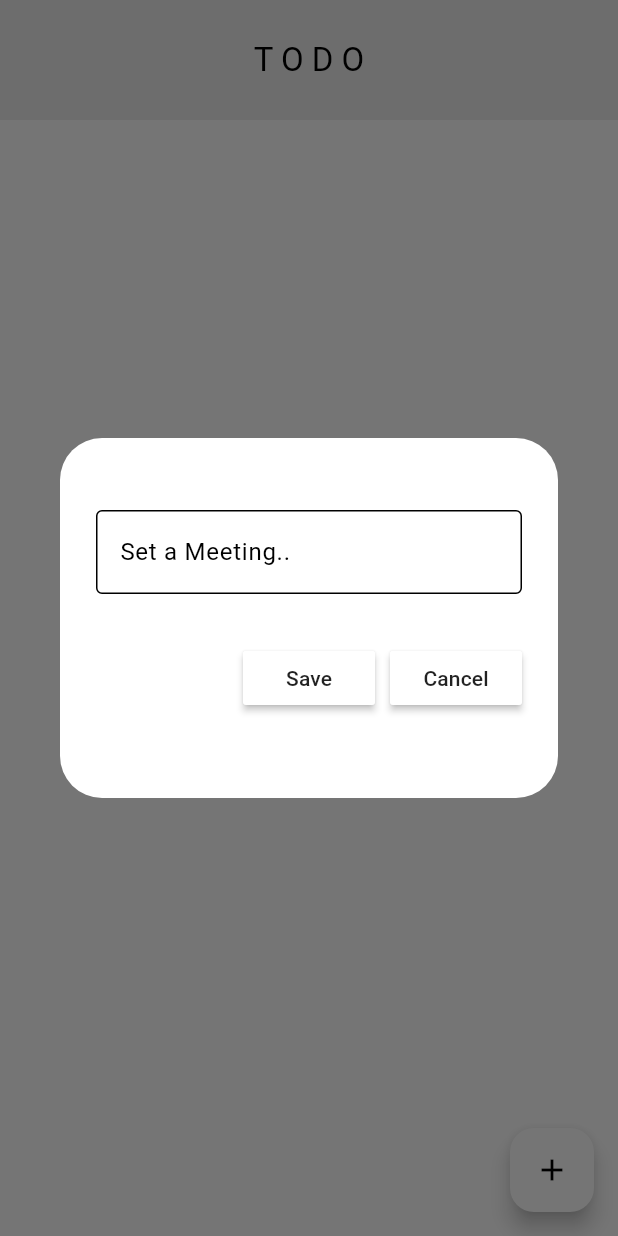
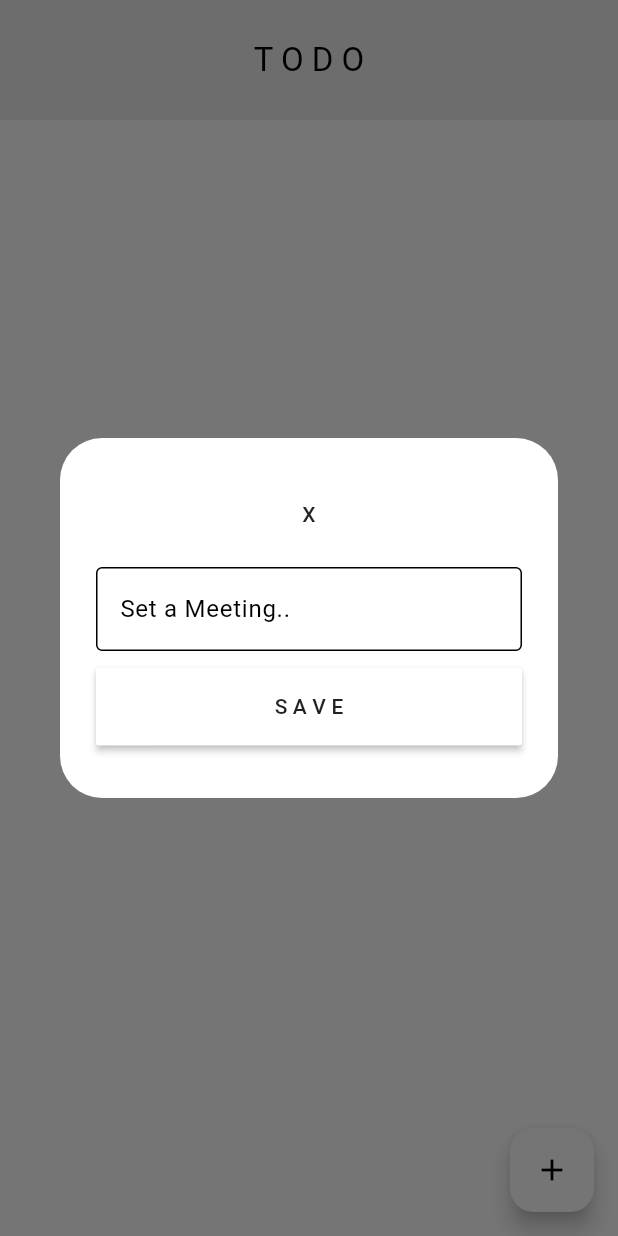
Before and after one commit to kshitij1235/Todofy, a Flutter app: the screen it shows after launch, after a tap on the "add" icon, on a phone screen of 412 x 824 dp. Run offline on Flutter 3.47's test engine with Material 3 defaults, Android fonts, the phone set to English and light mode, and no system bars; our stand-ins replace flutter_slidable, hive_flutter; accounts and stored records are empty.

Commit message:
made imporvements to UI

```diff
--- a/lib/pages/create_task.dart
+++ b/lib/pages/create_task.dart
@@ -24,6 +24,8 @@ class MyDialog extends StatelessWidget {
         child: Column(
           mainAxisAlignment: MainAxisAlignment.spaceEvenly,
           children: [
+            MaterialButton(onPressed: onCancel,
+          child: Text("X"),),
             TextField(
               controller: controller,
               decoration: InputDecoration(
@@ -55,9 +57,9 @@ class MyDialog extends StatelessWidget {
             Row(
               mainAxisAlignment: MainAxisAlignment.end,
               children: [
-                ButtonsWidget(buttonName: "Save", onPressed: onsave),
-                SizedBox(width: 10),
-                ButtonsWidget(buttonName: "Cancel", onPressed: onCancel),
+                ButtonsWidget(buttonName: "S A V E",
+
+                onPressed: onsave),
               ],
             ),
           ],
--- a/lib/pages/homepage.dart
+++ b/lib/pages/homepage.dart
@@ -1,7 +1,7 @@
 import 'package:flutter/material.dart';
 import 'package:todfy/pages/create_task.dart';
 import 'package:todfy/services/database.dart';
-import 'package:todfy/utils/NoTask.dart';
+import 'package:todfy/utils/no_task.dart';
 import 'package:todfy/utils/todo_frame.dart';
 import 'package:hive_flutter/hive_flutter.dart';
 
@@ -38,7 +38,9 @@ class _HomepageState extends State<Homepage> {
 
   void onSave() {
     setState(() {
+      if (_controller.text !=""){
       db.todfyList.add([_controller.text, false]);
+      }
     });
     _controller.clear();
     db.updateTask();
--- a/lib/utils/app_button.dart
+++ b/lib/utils/app_button.dart
@@ -1,22 +1,35 @@
 import 'package:flutter/material.dart';
 
-class ButtonsWidget extends StatelessWidget {
+class ButtonsWidget extends StatefulWidget {
+  final String buttonName;
+  final VoidCallback onPressed;
 
-  final String buttonName;
-  VoidCallback onPressed;
-
-
-  ButtonsWidget({super.key,
-  required this.buttonName,
-  required this.onPressed,
+  ButtonsWidget({
+    super.key,
+    required this.buttonName,
+    required this.onPressed,
   });
 
   @override
+  _ButtonsWidgetState createState() => _ButtonsWidgetState();
+}
+
+class _ButtonsWidgetState extends State<ButtonsWidget> {
+  bool _isHovered = false;
+
+  @override
   Widget build(BuildContext context) {
-    return MaterialButton(onPressed: onPressed ,
-
-      child: Text(buttonName),
-      color: Colors.white,
+    return Expanded(
+      child: MouseRegion(
+        onEnter: (_) => setState(() => _isHovered = true),
+        onExit: (_) => setState(() => _isHovered = false),
+        child: MaterialButton(
+          onPressed: widget.onPressed,
+          child: Text(widget.buttonName),
+          color: _isHovered ? Colors.grey[300] : Colors.white,  // Change color on hover
+          padding: EdgeInsets.symmetric(vertical: 16.0),
+        ),
+      ),
     );
   }
 }
--- a/lib/utils/NoTask.dart
+++ b/lib/utils/no_task.dart
@@ -1,6 +1,11 @@
 import 'package:flutter/material.dart';
 
 class NoTask extends StatelessWidget {
+
+  NoTask(){
+    super.key;
+  }
+
   @override
   Widget build(BuildContext context) {
     return const Center(
@@ -14,7 +19,7 @@ class NoTask extends StatelessWidget {
           ),
           SizedBox(height: 16.0), // Spacing between icon and text
           Text(
-            "N O  T A S K  H E R E",
+            "N O   T A S K   H E R E",
             style: TextStyle(
               color: Colors.black,
               fontSize: 20.0, // Larger font size for emphasis
```
Also changed, not shown: 2 other files.
